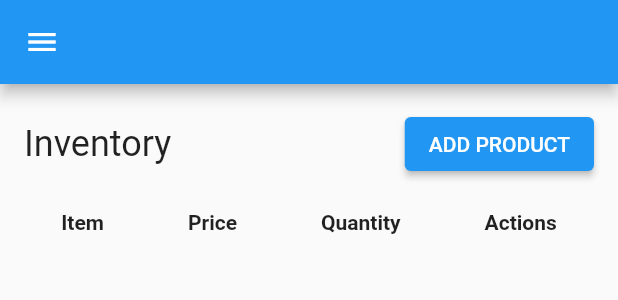
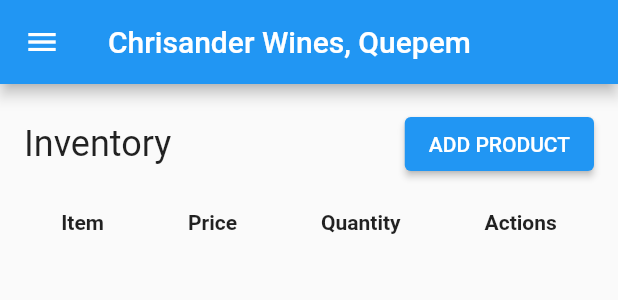
Before and after one commit to chrisd666/chrisander-bms, a Flutter app: the InventoryScreen widget shown alone on an empty page, opened directly, on a phone screen of 412 x 824 dp. Shown: the top 300 px of the screen. Run offline on Flutter 3.47's test engine with Material 2 defaults, Android fonts, the light colour scheme and no system bars; our stand-ins replace cloud_firestore, firebase_core; accounts and stored records are empty.

Commit message:
sales model

```diff
--- a/lib/main.dart
+++ b/lib/main.dart
@@ -1,4 +1,5 @@
 import 'package:bms/screens/inventory_screen/inventory_screen.dart';
+import 'package:bms/screens/sales_screen/sale_screen.dart';
 import 'package:flutter/material.dart';
 import 'package:firebase_core/firebase_core.dart';
 import 'firebase_options.dart';
@@ -23,7 +24,10 @@ class MyApp extends StatelessWidget {
       theme: ThemeData(
         primarySwatch: Colors.blue,
       ),
-      home: InventoryScreen(),
+      routes: {
+        '/': (context) => const SaleScreen(),
+        'inventory': (context) => InventoryScreen()
+      },
     );
   }
 }
--- a/lib/models/product.dart
+++ b/lib/models/product.dart
@@ -3,36 +3,37 @@ import 'package:cloud_firestore/cloud_firestore.dart';
 class Product {
   final String? id;
   final String name;
-  final int quantity;
-  final int price;
+  final int unitsInStock;
+  final int unitPrice;
 
   Product(
       {this.id,
       required this.name,
-      required this.quantity,
-      required this.price});
+      required this.unitsInStock,
+      required this.unitPrice});
 
   Product.fromJson(Map<String, Object?> json)
       : this(
             name: json['name']! as String,
-            quantity: json['quantity']! as int,
-            price: json['price']! as int);
+            unitsInStock: json['unitsInStock']! as int,
+            unitPrice: json['unitPrice']! as int);
 
   Map<String, Object?> toJson() {
-    return {'name': name, 'quantity': quantity, 'price': price};
+    return {'name': name, 'unitsInStock': unitsInStock, 'unitPrice': unitPrice};
   }
 
   static List<Product> mockProducts = [
-    Product(name: "Kingfisher 750ml", quantity: 15, price: 50),
-    Product(name: "Tuborg 750ml", quantity: 35, price: 50),
-    Product(name: "Blender's Pride 750ml", quantity: 5, price: 50),
-    Product(name: "McDowell's No 1 180ml", quantity: 67, price: 50),
-    Product(name: "Old Monk 350ml", quantity: 15, price: 50),
-    Product(name: "Budweiser can 350ml", quantity: 67, price: 50),
-    Product(name: "Bisleri Soda 750ml", quantity: 15, price: 50),
-    Product(name: "Coca Cola 1l", quantity: 3, price: 50),
-    Product(name: "Teacher's Reserve 750ml", quantity: 3, price: 50),
-    Product(name: "Johnny Walker Blue Label 750ml", quantity: 1, price: 50),
+    Product(name: "Kingfisher 750ml", unitsInStock: 15, unitPrice: 50),
+    Product(name: "Tuborg 750ml", unitsInStock: 35, unitPrice: 50),
+    Product(name: "Blender's Pride 750ml", unitsInStock: 5, unitPrice: 50),
+    Product(name: "McDowell's No 1 180ml", unitsInStock: 67, unitPrice: 50),
+    Product(name: "Old Monk 350ml", unitsInStock: 15, unitPrice: 50),
+    Product(name: "Budweiser can 350ml", unitsInStock: 67, unitPrice: 50),
+    Product(name: "Bisleri Soda 750ml", unitsInStock: 15, unitPrice: 50),
+    Product(name: "Coca Cola 1l", unitsInStock: 3, unitPrice: 50),
+    Product(name: "Teacher's Reserve 750ml", unitsInStock: 3, unitPrice: 50),
+    Product(
+        name: "Johnny Walker Blue Label 750ml", unitsInStock: 1, unitPrice: 50),
   ];
 
   static CollectionReference productsRef =
--- a/lib/screens/inventory_screen/inventory_screen.dart
+++ b/lib/screens/inventory_screen/inventory_screen.dart
@@ -1,9 +1,9 @@
 import 'package:bms/models/product.dart';
 import 'package:bms/screens/inventory_screen/inventory_screen_presentation.dart';
 import 'package:bms/widgets/confirmation_dialog.dart';
-import 'package:bms/widgets/inventory_dialog_form.dart';
 import 'package:flutter/material.dart';
 import 'package:cloud_firestore/cloud_firestore.dart';
+import 'inventory_dialog_form.dart';
 
 class InventoryScreen extends StatelessWidget {
   final Stream<QuerySnapshot> _productsStream = Product.productsRef.snapshots();
@@ -36,14 +36,10 @@ class InventoryScreen extends StatelessWidget {
 
   @override
   Widget build(BuildContext context) {
-    return Scaffold(
-      appBar: AppBar(),
-      drawer: const Drawer(),
-      body: InventoryScreenPresentation(
-        products: _productsStream,
-        showCreateUpdateDialogForm: _showCreateUpdateDialogForm,
-        showDeleteProductDialog: _showDeleteProductDialog,
-      ),
+    return InventoryScreenPresentation(
+      products: _productsStream,
+      showCreateUpdateDialogForm: _showCreateUpdateDialogForm,
+      showDeleteProductDialog: _showDeleteProductDialog,
     );
   }
 }
--- a/lib/screens/inventory_screen/inventory_screen_presentation.dart
+++ b/lib/screens/inventory_screen/inventory_screen_presentation.dart
@@ -21,8 +21,7 @@ class InventoryScreenPresentation extends StatelessWidget {
 
   @override
   Widget build(BuildContext context) {
-    return SingleChildScrollView(
-      child: Layout(
+    return Layout(
       heading: "Inventory",
       actions: [
         ElevatedButton(
@@ -66,8 +65,8 @@ class InventoryScreenPresentation extends StatelessWidget {
                                     product: Product(
                                         id: product.id,
                                         name: product['name'],
-                                          price: product['price'],
-                                          quantity: product['quantity']));
+                                        unitPrice: product['unitPrice'],
+                                        unitsInStock: product['unitsInStock']));
                               },
                             ),
                             IconButton(
@@ -87,7 +86,6 @@ class InventoryScreenPresentation extends StatelessWidget {
                   .toList(),
             );
           }),
-      ),
     );
   }
 }
--- a/lib/widgets/layout.dart
+++ b/lib/widgets/layout.dart
@@ -11,7 +11,36 @@ class Layout extends StatelessWidget {
 
   @override
   Widget build(BuildContext context) {
-    return Container(
+    return Scaffold(
+      appBar: AppBar(
+        title: const Text("Chrisander Wines, Quepem"),
+      ),
+      drawer: Drawer(
+        child: ListView(padding: EdgeInsets.zero, children: [
+          DrawerHeader(
+            child: Text(
+              "Chrisander Wines, Quepem",
+              style: Theme.of(context).textTheme.headline6,
+            ),
+          ),
+          ListTile(
+            title: const Text('Sales'),
+            leading: const Icon(Icons.money),
+            onTap: () {
+              Navigator.pushNamed(context, '/');
+            },
+          ),
+          ListTile(
+            title: const Text('Inventory'),
+            leading: const Icon(Icons.inventory),
+            onTap: () {
+              Navigator.pushNamed(context, 'inventory');
+            },
+          )
+        ]),
+      ),
+      body: SingleChildScrollView(
+        child: Container(
           margin: const EdgeInsets.all(16),
           child: Column(children: [
             if (heading != null)
@@ -21,6 +50,8 @@ class Layout extends StatelessWidget {
               ),
             child
           ]),
+        ),
+      ),
     );
   }
 }
```
Also changed, not shown: lib/models/sale.dart (added, +73 -0 lines), lib/screens/inventory_screen/inventory_dialog_form.dart (added, +141 -0 lines), lib/screens/sales_screen/sale_dialog_form.dart (renamed from lib/widgets/inventory_dialog_form.dart, +25 -25 lines), lib/screens/sales_screen/sale_screen.dart (added, +42 -0 lines). Lines whose indentation alone changed are shown as unchanged.
